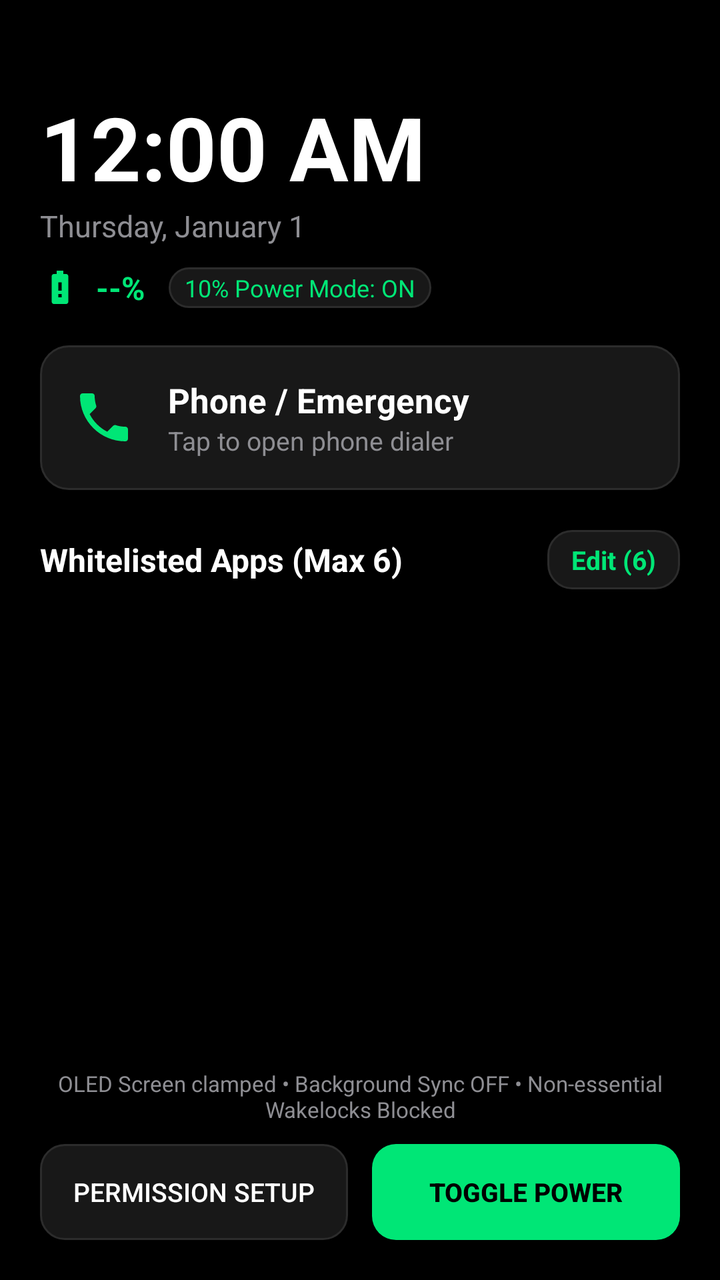
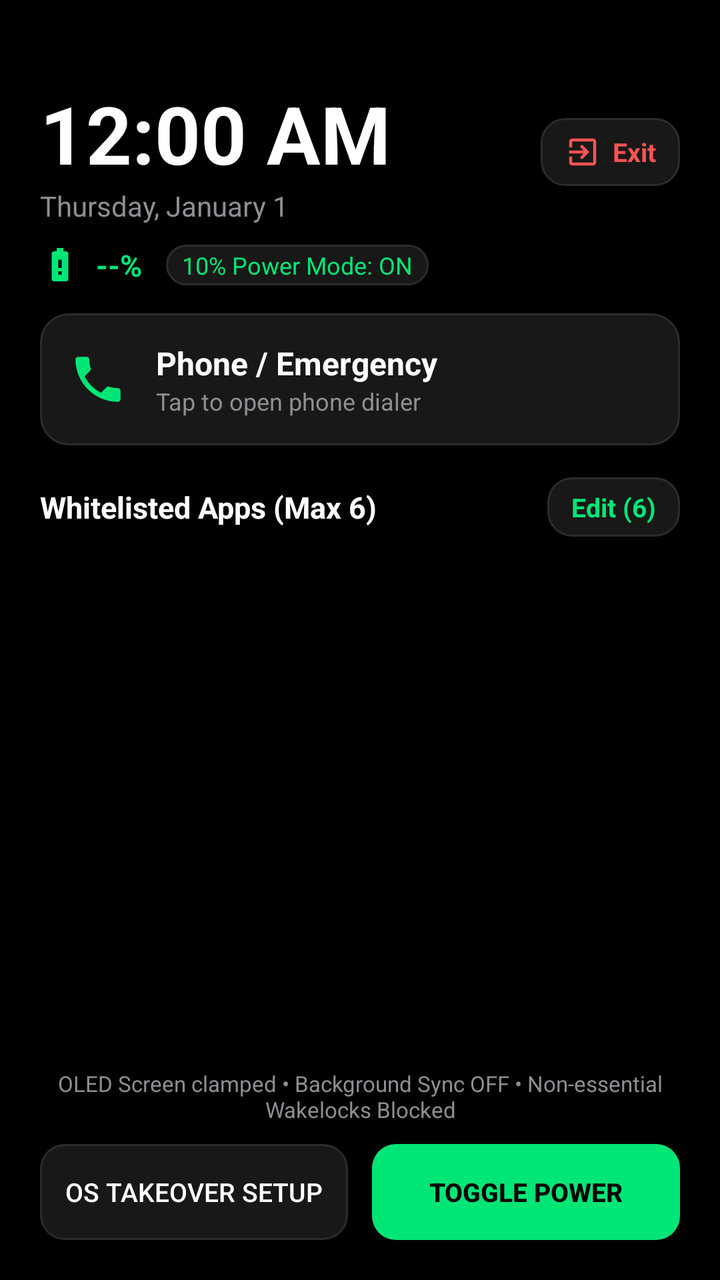

An Android layout rendered at two revisions. The XML below is the earlier revision; the diff shows what the commit changed to produce the second picture.
<!-- AndroidManifest.xml: activity theme Theme.SuperPowerSaving.NoActionBar -->
<!-- res/layout/activity_main.xml -->
<?xml version="1.0" encoding="utf-8"?>
<androidx.constraintlayout.widget.ConstraintLayout xmlns:android="http://schemas.android.com/apk/res/android"
    xmlns:app="http://schemas.android.com/apk/res-auto"
    xmlns:tools="http://schemas.android.com/tools"
    android:layout_width="match_parent"
    android:layout_height="match_parent"
    android:background="@color/oled_black"
    android:padding="20dp">

    
    <LinearLayout
        android:id="@+id/headerLayout"
        android:layout_width="match_parent"
        android:layout_height="wrap_content"
        android:layout_marginTop="24dp"
        android:orientation="vertical"
        app:layout_constraintTop_toTopOf="parent">

        <TextClock
            android:id="@+id/clockView"
            android:layout_width="wrap_content"
            android:layout_height="wrap_content"
            android:format12Hour="hh:mm a"
            android:format24Hour="HH:mm"
            android:textColor="@color/white"
            android:textSize="44sp"
            android:textStyle="bold" />

        <TextClock
            android:id="@+id/dateView"
            android:layout_width="wrap_content"
            android:layout_height="wrap_content"
            android:format12Hour="EEEE, MMMM d"
            android:format24Hour="EEEE, MMMM d"
            android:textColor="@color/subtext_gray"
            android:textSize="15sp" />

        
        <LinearLayout
            android:layout_width="wrap_content"
            android:layout_height="wrap_content"
            android:layout_marginTop="10dp"
            android:gravity="center_vertical"
            android:orientation="horizontal">

            <ImageView
                android:id="@+id/ivBatteryIcon"
                android:layout_width="20dp"
                android:layout_height="20dp"
                android:src="@drawable/ic_battery_saver" />

            <TextView
                android:id="@+id/tvBatteryPercent"
                android:layout_width="wrap_content"
                android:layout_height="wrap_content"
                android:layout_marginStart="8dp"
                android:text="--%"
                android:textColor="@color/eco_green"
                android:textSize="16sp"
                android:textStyle="bold" />

            <TextView
                android:id="@+id/tvPowerState"
                android:layout_width="wrap_content"
                android:layout_height="wrap_content"
                android:layout_marginStart="12dp"
                android:background="@drawable/bg_button_dark"
                android:paddingStart="8dp"
                android:paddingTop="2dp"
                android:paddingEnd="8dp"
                android:paddingBottom="2dp"
                android:text="10% Power Mode: ON"
                android:textColor="@color/eco_green"
                android:textSize="12sp" />
        </LinearLayout>
    </LinearLayout>

    
    <LinearLayout
        android:id="@+id/cardEmergencyPhone"
        android:layout_width="match_parent"
        android:layout_height="wrap_content"
        android:layout_marginTop="18dp"
        android:background="@drawable/bg_card_oled"
        android:clickable="true"
        android:focusable="true"
        android:gravity="center_vertical"
        android:orientation="horizontal"
        android:padding="16dp"
        app:layout_constraintTop_toBottomOf="@id/headerLayout">

        <ImageView
            android:layout_width="32dp"
            android:layout_height="32dp"
            android:src="@drawable/ic_phone" />

        <LinearLayout
            android:layout_width="0dp"
            android:layout_height="wrap_content"
            android:layout_marginStart="16dp"
            android:layout_weight="1"
            android:orientation="vertical">

            <TextView
                android:layout_width="wrap_content"
                android:layout_height="wrap_content"
                android:text="@string/emergency_phone"
                android:textColor="@color/white"
                android:textSize="17sp"
                android:textStyle="bold" />

            <TextView
                android:layout_width="wrap_content"
                android:layout_height="wrap_content"
                android:text="@string/tap_to_call"
                android:textColor="@color/subtext_gray"
                android:textSize="13sp" />
        </LinearLayout>
    </LinearLayout>

    
    <LinearLayout
        android:id="@+id/sectionAppsHeader"
        android:layout_width="match_parent"
        android:layout_height="wrap_content"
        android:layout_marginTop="20dp"
        android:gravity="center_vertical"
        android:orientation="horizontal"
        app:layout_constraintTop_toBottomOf="@id/cardEmergencyPhone">

        <TextView
            android:id="@+id/tvAllowedHeader"
            android:layout_width="0dp"
            android:layout_height="wrap_content"
            android:layout_weight="1"
            android:text="@string/allowed_apps_header"
            android:textColor="@color/white"
            android:textSize="16sp"
            android:textStyle="bold" />

        <TextView
            android:id="@+id/btnConfigureApps"
            android:layout_width="wrap_content"
            android:layout_height="wrap_content"
            android:background="@drawable/bg_button_dark"
            android:paddingStart="12dp"
            android:paddingTop="6dp"
            android:paddingEnd="12dp"
            android:paddingBottom="6dp"
            android:text="Edit (6)"
            android:textColor="@color/eco_green"
            android:textSize="13sp"
            android:textStyle="bold" />
    </LinearLayout>

    
    <androidx.recyclerview.widget.RecyclerView
        android:id="@+id/rvAllowedApps"
        android:layout_width="match_parent"
        android:layout_height="0dp"
        android:layout_marginTop="10dp"
        android:layout_marginBottom="12dp"
        app:layout_constraintBottom_toTopOf="@id/bottomControlsLayout"
        app:layout_constraintTop_toBottomOf="@id/sectionAppsHeader" />

    
    <LinearLayout
        android:id="@+id/bottomControlsLayout"
        android:layout_width="match_parent"
        android:layout_height="wrap_content"
        android:orientation="vertical"
        app:layout_constraintBottom_toBottomOf="parent">

        <TextView
            android:id="@+id/tvPowerTips"
            android:layout_width="match_parent"
            android:layout_height="wrap_content"
            android:layout_marginBottom="10dp"
            android:gravity="center"
            android:text="@string/power_saving_tips"
            android:textColor="@color/subtext_gray"
            android:textSize="11sp" />

        <LinearLayout
            android:layout_width="match_parent"
            android:layout_height="wrap_content"
            android:orientation="horizontal">

            <Button
                android:id="@+id/btnPermissionSetup"
                android:layout_width="0dp"
                android:layout_height="48dp"
                android:layout_marginEnd="6dp"
                android:layout_weight="1"
                android:background="@drawable/bg_button_dark"
                android:text="@string/btn_power_settings"
                android:textColor="@color/white"
                android:textSize="13sp"
                app:backgroundTint="@null" />

            <Button
                android:id="@+id/btnTogglePowerMode"
                android:layout_width="0dp"
                android:layout_height="48dp"
                android:layout_marginStart="6dp"
                android:layout_weight="1"
                android:background="@drawable/bg_button_eco"
                android:text="Toggle Power"
                android:textColor="@color/black"
                android:textSize="13sp"
                android:textStyle="bold"
                app:backgroundTint="@null" />
        </LinearLayout>
    </LinearLayout>

</androidx.constraintlayout.widget.ConstraintLayout>
<!-- resources referenced by this layout -->
<resources>
  <color name="black">#000000</color>
  <color name="eco_green">#00E676</color>
  <color name="oled_black">#000000</color>
  <color name="subtext_gray">#8E8E93</color>
  <color name="white">#FFFFFF</color>
  <!-- drawable bg_button_dark (drawable) -->
  <?xml version="1.0" encoding="utf-8"?>
  <ripple xmlns:android="http://schemas.android.com/apk/res/android"
      android:color="#20FFFFFF">
      <item>
          <shape android:shape="rectangle">
              <solid android:color="@color/card_bg" />
              <stroke
                  android:width="1dp"
                  android:color="@color/border_gray" />
              <corners android:radius="12dp" />
          </shape>
      </item>
  </ripple>
  <!-- drawable bg_button_eco (drawable) -->
  <?xml version="1.0" encoding="utf-8"?>
  <ripple xmlns:android="http://schemas.android.com/apk/res/android"
      android:color="#40000000">
      <item>
          <shape android:shape="rectangle">
              <solid android:color="@color/eco_green" />
              <corners android:radius="12dp" />
          </shape>
      </item>
  </ripple>
  <!-- drawable bg_card_oled (drawable) -->
  <?xml version="1.0" encoding="utf-8"?>
  <shape xmlns:android="http://schemas.android.com/apk/res/android"
      android:shape="rectangle">
      <solid android:color="@color/card_bg" />
      <stroke
          android:width="1dp"
          android:color="@color/border_gray" />
      <corners android:radius="14dp" />
  </shape>
  <!-- drawable ic_battery_saver (drawable) -->
  <vector xmlns:android="http://schemas.android.com/apk/res/android"
      android:width="24dp"
      android:height="24dp"
      android:viewportWidth="24"
      android:viewportHeight="24">
    <path
        android:fillColor="@color/eco_green"
        android:pathData="M15.67,4H14V2h-4v2H8.33C7.6,4 7,4.6 7,5.33v15.33C7,21.4 7.6,22 8.33,22h7.33c0.74,0 1.34,-0.6 1.34,-1.33V5.33C17,4.6 16.4,4 15.67,4zM13,18h-2v-2h2v2zm0,-4h-2V9h2v5z"/>
  </vector>
  <!-- drawable ic_phone (drawable) -->
  <vector xmlns:android="http://schemas.android.com/apk/res/android"
      android:width="24dp"
      android:height="24dp"
      android:viewportWidth="24"
      android:viewportHeight="24">
    <path
        android:fillColor="@color/eco_green"
        android:pathData="M6.62,10.79c1.44,2.83 3.76,5.14 6.59,6.59l2.2,-2.2c0.27,-0.27 0.67,-0.36 1.02,-0.24 1.12,0.37 2.33,0.57 3.57,0.57 0.55,0 1,0.45 1,1V20c0,0.55 -0.45,1 -1,1 -9.39,0 -17,-7.61 -17,-17 0,-0.55 0.45,-1 1,-1h3.5c0.55,0 1,0.45 1,1 0,1.25 0.2,2.45 0.57,3.57 0.11,0.35 0.03,0.74 -0.25,1.02l-2.2,2.2z"/>
  </vector>
  <string name="allowed_apps_header">Whitelisted Apps (Max 6)</string>
  <string name="btn_power_settings">Permission Setup</string>
  <string name="emergency_phone">Phone / Emergency</string>
  <string name="power_saving_tips">OLED Screen clamped • Background Sync OFF • Non-essential Wakelocks Blocked</string>
  <string name="tap_to_call">Tap to open phone dialer</string>
  <style name="Theme.SuperPowerSaving.NoActionBar">
          <item name="windowActionBar">false</item>
          <item name="windowNoTitle">true</item>
          <item name="android:statusBarColor">@color/oled_black</item>
          <item name="android:navigationBarColor">@color/oled_black</item>
      </style>
  <color name="card_bg">#181818</color>
  <color name="border_gray">#2C2C2C</color>
</resources>

<!-- the commit's change to res/layout/activity_main.xml (unified diff, before → after) -->
@@ -9,70 +9,110 @@
 
     
     <LinearLayout
-        android:id="@+id/headerLayout"
-        android:layout_width="match_parent"
-        android:layout_height="wrap_content"
-        android:layout_marginTop="24dp"
-        android:orientation="vertical"
+        android:id="@+id/topBarLayout"
+        android:layout_width="match_parent"
+        android:layout_height="wrap_content"
+        android:layout_marginTop="20dp"
+        android:gravity="center_vertical"
+        android:orientation="horizontal"
         app:layout_constraintTop_toTopOf="parent">
 
-        <TextClock
-            android:id="@+id/clockView"
-            android:layout_width="wrap_content"
-            android:layout_height="wrap_content"
-            android:format12Hour="hh:mm a"
-            android:format24Hour="HH:mm"
-            android:textColor="@color/white"
-            android:textSize="44sp"
+        <LinearLayout
+            android:layout_width="0dp"
+            android:layout_height="wrap_content"
+            android:layout_weight="1"
+            android:orientation="vertical">
+
+            <TextClock
+                android:id="@+id/clockView"
+                android:layout_width="wrap_content"
+                android:layout_height="wrap_content"
+                android:format12Hour="hh:mm a"
+                android:format24Hour="HH:mm"
+                android:textColor="@color/white"
+                android:textSize="40sp"
+                android:textStyle="bold" />
+
+            <TextClock
+                android:id="@+id/dateView"
+                android:layout_width="wrap_content"
+                android:layout_height="wrap_content"
+                android:format12Hour="EEEE, MMMM d"
+                android:format24Hour="EEEE, MMMM d"
+                android:textColor="@color/subtext_gray"
+                android:textSize="14sp" />
+        </LinearLayout>
+
+        
+        <LinearLayout
+            android:id="@+id/btnExitMode"
+            android:layout_width="wrap_content"
+            android:layout_height="wrap_content"
+            android:background="@drawable/bg_button_dark"
+            android:clickable="true"
+            android:focusable="true"
+            android:gravity="center_vertical"
+            android:orientation="horizontal"
+            android:paddingStart="12dp"
+            android:paddingTop="8dp"
+            android:paddingEnd="12dp"
+            android:paddingBottom="8dp">
+
+            <ImageView
+                android:layout_width="18dp"
+                android:layout_height="18dp"
+                android:src="@drawable/ic_exit" />
+
+            <TextView
+                android:layout_width="wrap_content"
+                android:layout_height="wrap_content"
+                android:layout_marginStart="6dp"
+                android:text="Exit"
+                android:textColor="@color/power_red"
+                android:textSize="13sp"
+                android:textStyle="bold" />
+        </LinearLayout>
+    </LinearLayout>
+
+    
+    <LinearLayout
+        android:id="@+id/batteryStatusLayout"
+        android:layout_width="match_parent"
+        android:layout_height="wrap_content"
+        android:layout_marginTop="10dp"
+        android:gravity="center_vertical"
+        android:orientation="horizontal"
+        app:layout_constraintTop_toBottomOf="@id/topBarLayout">
+
+        <ImageView
+            android:id="@+id/ivBatteryIcon"
+            android:layout_width="20dp"
+            android:layout_height="20dp"
+            android:src="@drawable/ic_battery_saver" />
+
+        <TextView
+            android:id="@+id/tvBatteryPercent"
+            android:layout_width="wrap_content"
+            android:layout_height="wrap_content"
+            android:layout_marginStart="8dp"
+            android:text="--%"
+            android:textColor="@color/eco_green"
+            android:textSize="15sp"
             android:textStyle="bold" />
 
-        <TextClock
-            android:id="@+id/dateView"
-            android:layout_width="wrap_content"
-            android:layout_height="wrap_content"
-            android:format12Hour="EEEE, MMMM d"
-            android:format24Hour="EEEE, MMMM d"
-            android:textColor="@color/subtext_gray"
-            android:textSize="15sp" />
-
-        
-        <LinearLayout
-            android:layout_width="wrap_content"
-            android:layout_height="wrap_content"
-            android:layout_marginTop="10dp"
-            android:gravity="center_vertical"
-            android:orientation="horizontal">
-
-            <ImageView
-                android:id="@+id/ivBatteryIcon"
-                android:layout_width="20dp"
-                android:layout_height="20dp"
-                android:src="@drawable/ic_battery_saver" />
-
-            <TextView
-                android:id="@+id/tvBatteryPercent"
-                android:layout_width="wrap_content"
-                android:layout_height="wrap_content"
-                android:layout_marginStart="8dp"
-                android:text="--%"
-                android:textColor="@color/eco_green"
-                android:textSize="16sp"
-                android:textStyle="bold" />
-
-            <TextView
-                android:id="@+id/tvPowerState"
-                android:layout_width="wrap_content"
-                android:layout_height="wrap_content"
-                android:layout_marginStart="12dp"
-                android:background="@drawable/bg_button_dark"
-                android:paddingStart="8dp"
-                android:paddingTop="2dp"
-                android:paddingEnd="8dp"
-                android:paddingBottom="2dp"
-                android:text="10% Power Mode: ON"
-                android:textColor="@color/eco_green"
-                android:textSize="12sp" />
-        </LinearLayout>
+        <TextView
+            android:id="@+id/tvPowerState"
+            android:layout_width="wrap_content"
+            android:layout_height="wrap_content"
+            android:layout_marginStart="12dp"
+            android:background="@drawable/bg_button_dark"
+            android:paddingStart="8dp"
+            android:paddingTop="2dp"
+            android:paddingEnd="8dp"
+            android:paddingBottom="2dp"
+            android:text="10% Power Mode: ON"
+            android:textColor="@color/eco_green"
+            android:textSize="12sp" />
     </LinearLayout>
 
     
@@ -80,24 +120,24 @@
         android:id="@+id/cardEmergencyPhone"
         android:layout_width="match_parent"
         android:layout_height="wrap_content"
-        android:layout_marginTop="18dp"
+        android:layout_marginTop="14dp"
         android:background="@drawable/bg_card_oled"
         android:clickable="true"
         android:focusable="true"
         android:gravity="center_vertical"
         android:orientation="horizontal"
-        android:padding="16dp"
-        app:layout_constraintTop_toBottomOf="@id/headerLayout">
+        android:padding="14dp"
+        app:layout_constraintTop_toBottomOf="@id/batteryStatusLayout">
 
         <ImageView
-            android:layout_width="32dp"
-            android:layout_height="32dp"
+            android:layout_width="30dp"
+            android:layout_height="30dp"
             android:src="@drawable/ic_phone" />
 
         <LinearLayout
             android:layout_width="0dp"
             android:layout_height="wrap_content"
-            android:layout_marginStart="16dp"
+            android:layout_marginStart="14dp"
             android:layout_weight="1"
             android:orientation="vertical">
 
@@ -106,7 +146,7 @@
                 android:layout_height="wrap_content"
                 android:text="@string/emergency_phone"
                 android:textColor="@color/white"
-                android:textSize="17sp"
+                android:textSize="16sp"
                 android:textStyle="bold" />
 
             <TextView
@@ -114,7 +154,7 @@
                 android:layout_height="wrap_content"
                 android:text="@string/tap_to_call"
                 android:textColor="@color/subtext_gray"
-                android:textSize="13sp" />
+                android:textSize="12sp" />
         </LinearLayout>
     </LinearLayout>
 
@@ -123,7 +163,7 @@
         android:id="@+id/sectionAppsHeader"
         android:layout_width="match_parent"
         android:layout_height="wrap_content"
-        android:layout_marginTop="20dp"
+        android:layout_marginTop="16dp"
         android:gravity="center_vertical"
         android:orientation="horizontal"
         app:layout_constraintTop_toBottomOf="@id/cardEmergencyPhone">
@@ -135,7 +175,7 @@
             android:layout_weight="1"
             android:text="@string/allowed_apps_header"
             android:textColor="@color/white"
-            android:textSize="16sp"
+            android:textSize="15sp"
             android:textStyle="bold" />
 
         <TextView
@@ -158,8 +198,8 @@
         android:id="@+id/rvAllowedApps"
         android:layout_width="match_parent"
         android:layout_height="0dp"
-        android:layout_marginTop="10dp"
-        android:layout_marginBottom="12dp"
+        android:layout_marginTop="8dp"
+        android:layout_marginBottom="10dp"
         app:layout_constraintBottom_toTopOf="@id/bottomControlsLayout"
         app:layout_constraintTop_toBottomOf="@id/sectionAppsHeader" />
 
<!-- resource entries referenced after the edit -->
@@ -3,6 +3,7 @@
   <color name="black">#000000</color>
   <color name="eco_green">#00E676</color>
   <color name="oled_black">#000000</color>
+  <color name="power_red">#FF5252</color>
   <color name="subtext_gray">#8E8E93</color>
   <color name="white">#FFFFFF</color>
   <!-- drawable bg_button_dark (drawable) -->
@@ -50,6 +51,16 @@
         android:fillColor="@color/eco_green"
         android:pathData="M15.67,4H14V2h-4v2H8.33C7.6,4 7,4.6 7,5.33v15.33C7,21.4 7.6,22 8.33,22h7.33c0.74,0 1.34,-0.6 1.34,-1.33V5.33C17,4.6 16.4,4 15.67,4zM13,18h-2v-2h2v2zm0,-4h-2V9h2v5z"/>
   </vector>
+  <!-- drawable ic_exit (drawable) -->
+  <vector xmlns:android="http://schemas.android.com/apk/res/android"
+      android:width="24dp"
+      android:height="24dp"
+      android:viewportWidth="24"
+      android:viewportHeight="24">
+    <path
+        android:fillColor="@color/power_red"
+        android:pathData="M10.09,15.59L11.5,17l5,-5 -5,-5 -1.41,1.41L12.67,11H3v2h9.67l-2.58,2.59zM19,3H5c-1.11,0 -2,0.9 -2,2v4h2V5h14v14H5v-4H3v4c0,1.1 0.89,2 2,2h14c1.1,0 2,-0.9 2,-2V5c0,-1.1 -0.9,-2 -2,-2z"/>
+  </vector>
   <!-- drawable ic_phone (drawable) -->
   <vector xmlns:android="http://schemas.android.com/apk/res/android"
       android:width="24dp"
@@ -61,7 +72,7 @@
         android:pathData="M6.62,10.79c1.44,2.83 3.76,5.14 6.59,6.59l2.2,-2.2c0.27,-0.27 0.67,-0.36 1.02,-0.24 1.12,0.37 2.33,0.57 3.57,0.57 0.55,0 1,0.45 1,1V20c0,0.55 -0.45,1 -1,1 -9.39,0 -17,-7.61 -17,-17 0,-0.55 0.45,-1 1,-1h3.5c0.55,0 1,0.45 1,1 0,1.25 0.2,2.45 0.57,3.57 0.11,0.35 0.03,0.74 -0.25,1.02l-2.2,2.2z"/>
   </vector>
   <string name="allowed_apps_header">Whitelisted Apps (Max 6)</string>
-  <string name="btn_power_settings">Permission Setup</string>
+  <string name="btn_power_settings">OS Takeover Setup</string>
   <string name="emergency_phone">Phone / Emergency</string>
   <string name="power_saving_tips">OLED Screen clamped • Background Sync OFF • Non-essential Wakelocks Blocked</string>
   <string name="tap_to_call">Tap to open phone dialer</string>
